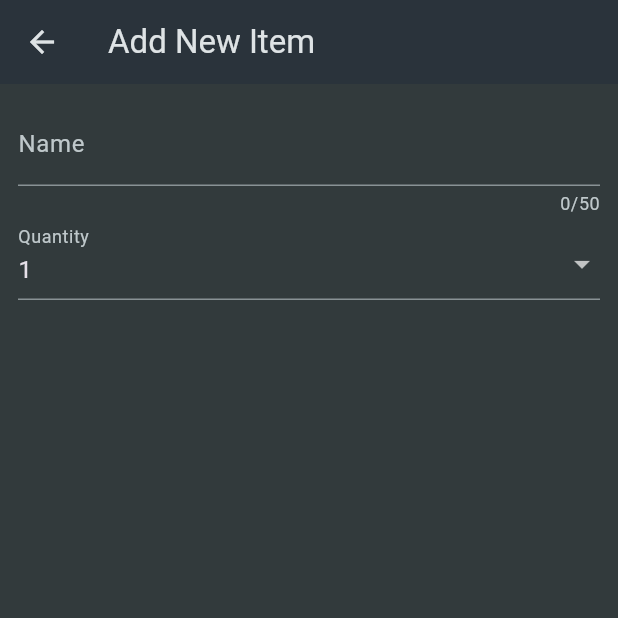
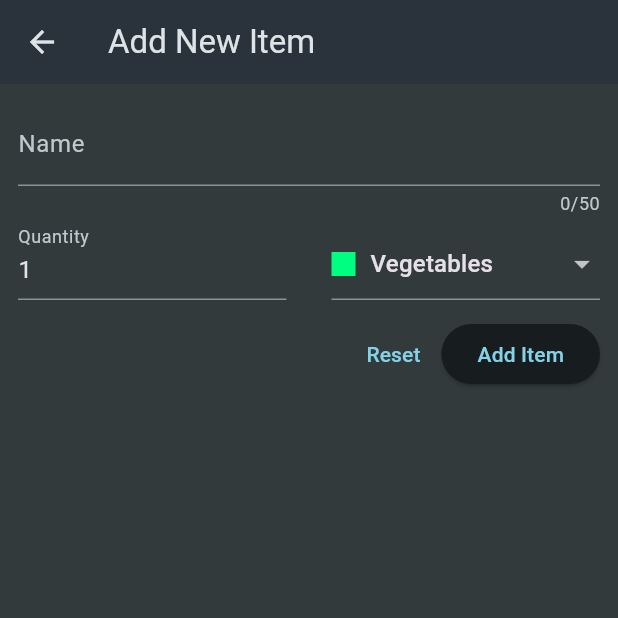
Before and after one commit to piyusshh07/shopping_list, a Flutter app: the screen it shows after launch, after a tap on the "add" icon, on a phone screen of 412 x 824 dp, the top half of it. Run offline on Flutter 3.47's test engine with Material 3 defaults, Android fonts, the phone set to English and light mode, and no system bars.

Commit message:
meals app working

```diff
--- a/lib/Widgets/grocery_list.dart
+++ b/lib/Widgets/grocery_list.dart
@@ -1,7 +1,6 @@
 import 'package:flutter/material.dart';
 import 'package:flutter/widgets.dart';
 import 'package:shopping_list/Widgets/new_item.dart';
-import 'package:shopping_list/data/dummy_item.dart';
 import 'package:shopping_list/models/groceryitem.dart';
 class grocerylist extends StatefulWidget{
   grocerylist({super.key});
@@ -10,18 +9,60 @@ class grocerylist extends StatefulWidget{
 }
 
 class _grocerylistState extends State<grocerylist> {
-  void _addItem()
-  {
-    Navigator
-        .of(context)
-        .push(MaterialPageRoute(
+  final List<GroceryItem> _groceryitem=[];
+  void _addItem() async
+  {final _newItem=await Navigator.of(context) .push<GroceryItem>
+    (MaterialPageRoute(
         builder: (ctx)=> const NewItem()
-    )
+    ),
     );
+    if(_newItem==null){
+      return;
+    }
+    setState(() {
+      _groceryitem.add(_newItem);
+    });
+
+
 }
+  void _removeitem(GroceryItem item){
+    setState(() {
+      _groceryitem.remove(item);
+    });
+  }
 
   @override
   Widget build(BuildContext context) {
+    Widget maincontent =
+    const Center(
+      child: Text("No items available try adding some"),
+    );
+    if(_groceryitem.isNotEmpty){
+      setState(() {
+        maincontent=ListView.builder(
+            itemCount: _groceryitem.length,
+
+            itemBuilder: (ctx , index)=>Dismissible(key: ValueKey(_groceryitem[index].id), child: ListTile(
+              title: Text(_groceryitem[index].name),
+              leading: Container(
+                height: 30,
+                width: 30,
+                color: _groceryitem[index]
+                    .category
+                    .color,
+              ),
+              trailing: Text(_groceryitem[index].quantity.toString()),
+
+            ),
+            onDismissed: (direction){
+              _removeitem(_groceryitem[index]);
+            },)
+
+
+        );
+      });
+
+    }
     return Scaffold(
       appBar: AppBar(
         title: const Text("Your Groceries"),
@@ -29,22 +70,7 @@ class _grocerylistState extends State<grocerylist> {
           IconButton(onPressed: _addItem , icon: Icon(Icons.add))
         ],
       ),
-      body: ListView.builder(
-          itemCount: groceryItems.length,
-          itemBuilder: (ctx , index)=>
-              ListTile(
-            title: Text(groceryItems[index].name),
-                leading: Container(
-                  height: 30,
-                  width: 30,
-                  color: groceryItems[index]
-                      .category
-                      .color,
-                ),
-                trailing: Text(groceryItems[index].quantity.toString()),
-          )),
+      body: maincontent
     );
-
-      ;
   }
 }
--- a/lib/Widgets/new_item.dart
+++ b/lib/Widgets/new_item.dart
@@ -2,6 +2,8 @@ import 'package:flutter/cupertino.dart';
 import 'package:flutter/material.dart';
 import 'package:flutter/widgets.dart';
 import 'package:shopping_list/data/categories.dart';
+import 'package:shopping_list/models/category.dart';
+import 'package:shopping_list/models/groceryitem.dart';
 
 class NewItem extends StatefulWidget{
   const NewItem({super.key});
@@ -12,6 +14,24 @@ class NewItem extends StatefulWidget{
   }
 }
  class _NewItemState extends State<NewItem>{
+  final _formkey=GlobalKey<FormState>();
+
+  var _EnteredName;
+  var _EnteredQuantity =1;
+  var _selectedCategory =categories[Categories.Vegetables]!;
+
+  void _saveItems(){
+   if( _formkey.currentState!.validate()){
+    _formkey.currentState!.save();
+    Navigator.of(context).pop(GroceryItem(
+      id: DateTime.now().toString(),
+      name: _EnteredName,
+      category: _selectedCategory,
+      quantity: _EnteredQuantity,
+    )
+    );
+  }
+  }
   @override
   Widget build(BuildContext context) {
     return Scaffold(
@@ -21,15 +41,26 @@ class NewItem extends StatefulWidget{
       body: Padding(
         padding:const EdgeInsets.all(12),
         child: Form(
+          key: _formkey,
           child: Column(
             children: [
               TextFormField(
                 maxLength: 50,
-                decoration: InputDecoration(
+                decoration:const  InputDecoration(
                   label: Text("Name")
                 ),
                 validator: (value){
-                  return 'Demo..';
+                  if(value==null ||
+                      value.isEmpty ||
+                      value.trim().length <=1 ||
+                      value.trim().length > 50)
+                  {
+                    return "Must be between 1-50 characters";
+                  }
+                    return null;
+                },
+                onSaved: (value){
+                  _EnteredName=value!;
                 },
               ),
               Row(
@@ -37,14 +68,30 @@ class NewItem extends StatefulWidget{
                 children: [
                   Expanded(
                     child: TextFormField(
-                      decoration: InputDecoration(
+                      decoration:const InputDecoration(
                         label: Text("Quantity"),
                     ),
-                      initialValue: '1' ,
+                      keyboardType: TextInputType.number,
+                      initialValue: _EnteredQuantity.toString(),
+                      validator: (value){
+                        if(value==null ||
+                            value.isEmpty ||
+                            int.tryParse(value)==null ||
+                            int.tryParse(value)! <= 0)
+                        {
+                          return "must be a valid positive number";
+                        }
+                        return null;
+                      },
+                      onSaved: (value){
+                        _EnteredQuantity=int.parse(value!);
+                      },
                     ),
                   ),
+                  const SizedBox(width: 30,),
                   Expanded(
                     child: DropdownButtonFormField(
+                      value: _selectedCategory,
                         items: [
                           for( final category in categories.entries)
                             DropdownMenuItem(
@@ -54,17 +101,30 @@ class NewItem extends StatefulWidget{
                               Container(
                                 height: 16,width: 16,color: category.value.color,
                               ),
-                             const SizedBox(width: 6),
+                             const SizedBox(width: 10),
                               Text(category.value.title)
                             ],
                             ),
                             ),
                             ],
-                        onChanged: (value){}),
+                        onChanged: (value){
+                        setState(() {
+                          _selectedCategory=value!;
+                        });
+                        }),
                   )
                 ],
               ),
-
+              const SizedBox(height: 12,),
+              Row(
+                mainAxisAlignment: MainAxisAlignment.end,
+                children: [
+                  TextButton(onPressed:(){
+                    _formkey.currentState!.reset();
+                  }, child: const Text("Reset")),
+                  ElevatedButton(onPressed: _saveItems, child: const Text("Add Item"))
+                ],
+              ),
             ],
           ),
         ),
```
